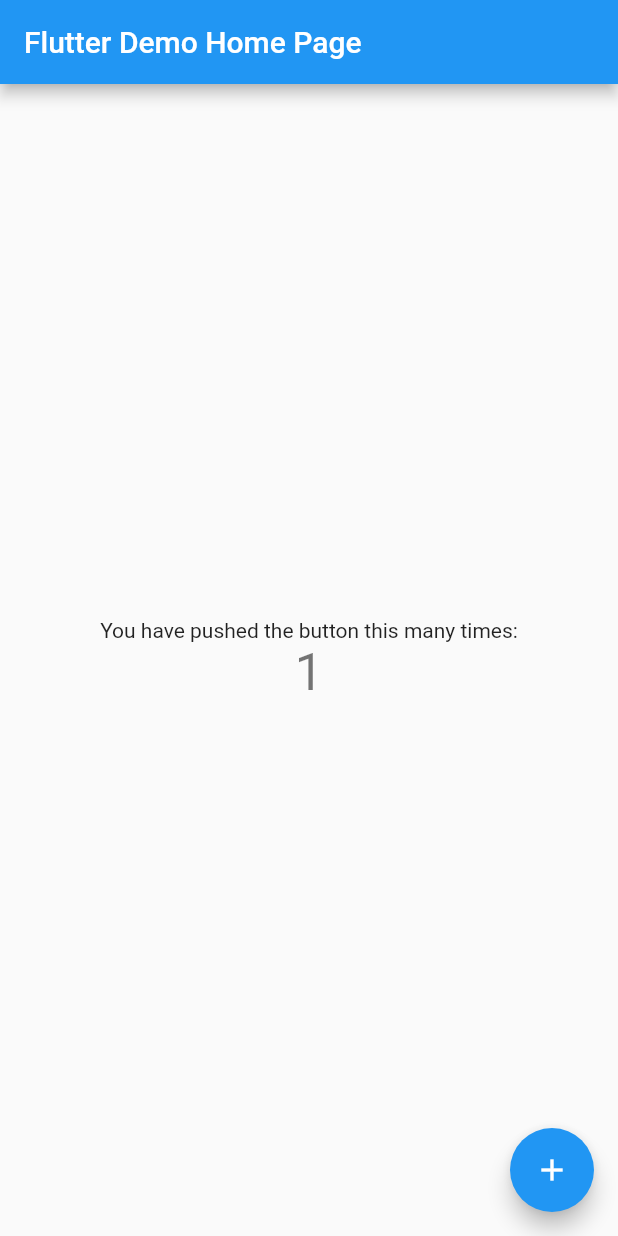
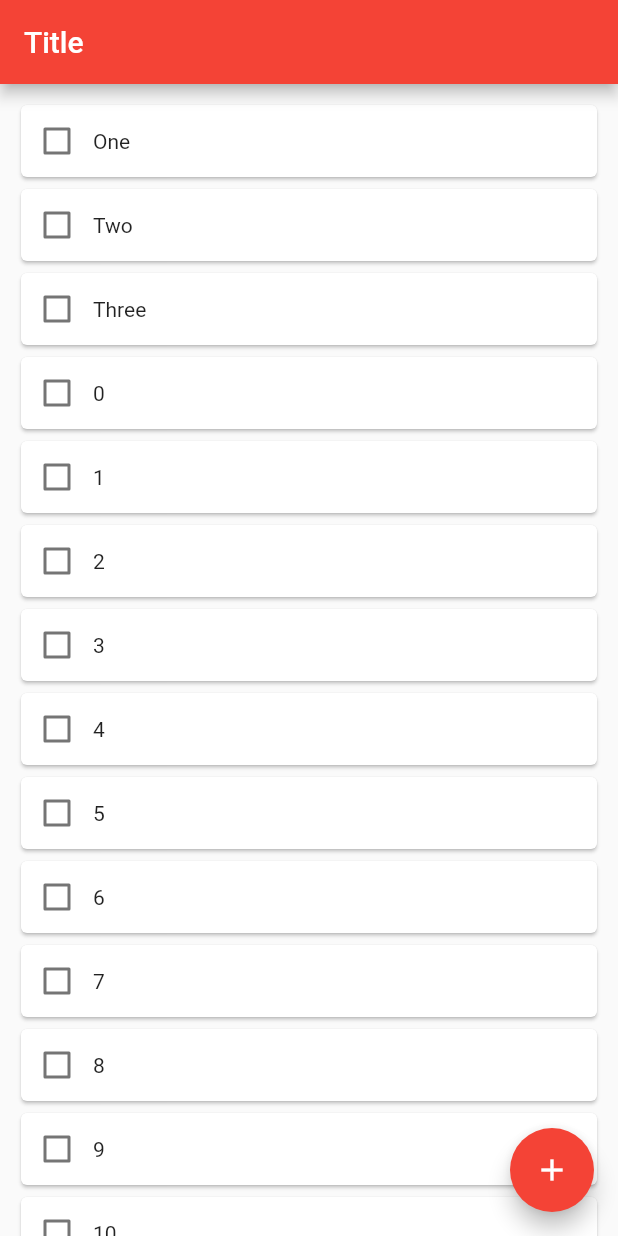
Before and after one commit to samyak039/flutter_todo, a Flutter app: the screen it shows after launch, after a tap on the "add" icon, on a phone screen of 412 x 824 dp. Run offline on Flutter 3.47's test engine with Material 2 defaults, Android fonts, the phone set to English and light mode, and no system bars.

Commit message:
initial setup

```diff
--- /dev/null
+++ b/lib/data/todo.dart
@@ -0,0 +1,16 @@
+class Todo {
+  bool isDone = false;
+  String task;
+
+  Todo({
+    required this.task,
+  });
+
+  void toggleStatus() {
+    if (isDone) {
+      isDone = false;
+    } else {
+      isDone = true;
+    }
+  }
+}
--- a/lib/main.dart
+++ b/lib/main.dart
@@ -1,4 +1,6 @@
 import 'package:flutter/material.dart';
+
+import './screens/home_screen.dart';
 
 void main() {
   runApp(const MyApp());
@@ -7,109 +9,14 @@ void main() {
 class MyApp extends StatelessWidget {
   const MyApp({super.key});
 
-  // This widget is the root of your application.
   @override
   Widget build(BuildContext context) {
     return MaterialApp(
-      title: 'Flutter Demo',
+      title: 'ToDo',
       theme: ThemeData(
-        // This is the theme of your application.
-        //
-        // Try running your application with "flutter run". You'll see the
-        // application has a blue toolbar. Then, without quitting the app, try
-        // changing the primarySwatch below to Colors.green and then invoke
-        // "hot reload" (press "r" in the console where you ran "flutter run",
-        // or simply save your changes to "hot reload" in a Flutter IDE).
-        // Notice that the counter didn't reset back to zero; the application
-        // is not restarted.
-        primarySwatch: Colors.blue,
+        primarySwatch: Colors.red,
       ),
-      home: const MyHomePage(title: 'Flutter Demo Home Page'),
+      home: const HomeScreen(),
     );
   }
 }
-
-class MyHomePage extends StatefulWidget {
-  const MyHomePage({super.key, required this.title});
-
-  // This widget is the home page of your application. It is stateful, meaning
-  // that it has a State object (defined below) that contains fields that affect
-  // how it looks.
-
-  // This class is the configuration for the state. It holds the values (in this
-  // case the title) provided by the parent (in this case the App widget) and
-  // used by the build method of the State. Fields in a Widget subclass are
-  // always marked "final".
-
-  final String title;
-
-  @override
-  State<MyHomePage> createState() => _MyHomePageState();
-}
-
-class _MyHomePageState extends State<MyHomePage> {
-  int _counter = 0;
-
-  void _incrementCounter() {
-    setState(() {
-      // This call to setState tells the Flutter framework that something has
-      // changed in this State, which causes it to rerun the build method below
-      // so that the display can reflect the updated values. If we changed
-      // _counter without calling setState(), then the build method would not be
-      // called again, and so nothing would appear to happen.
-      _counter++;
-    });
-  }
-
-  @override
-  Widget build(BuildContext context) {
-    // This method is rerun every time setState is called, for instance as done
-    // by the _incrementCounter method above.
-    //
-    // The Flutter framework has been optimized to make rerunning build methods
-    // fast, so that you can just rebuild anything that needs updating rather
-    // than having to individually change instances of widgets.
-    return Scaffold(
-      appBar: AppBar(
-        // Here we take the value from the MyHomePage object that was created by
-        // the App.build method, and use it to set our appbar title.
-        title: Text(widget.title),
-      ),
-      body: Center(
-        // Center is a layout widget. It takes a single child and positions it
-        // in the middle of the parent.
-        child: Column(
-          // Column is also a layout widget. It takes a list of children and
-          // arranges them vertically. By default, it sizes itself to fit its
-          // children horizontally, and tries to be as tall as its parent.
-          //
-          // Invoke "debug painting" (press "p" in the console, choose the
-          // "Toggle Debug Paint" action from the Flutter Inspector in Android
-          // Studio, or the "Toggle Debug Paint" command in Visual Studio Code)
-          // to see the wireframe for each widget.
-          //
-          // Column has various properties to control how it sizes itself and
-          // how it positions its children. Here we use mainAxisAlignment to
-          // center the children vertically; the main axis here is the vertical
-          // axis because Columns are vertical (the cross axis would be
-          // horizontal).
-          mainAxisAlignment: MainAxisAlignment.center,
-          children: <Widget>[
-            const Text(
-              'You have pushed the button this many times:',
-            ),
-            Text(
-              '$_counter',
-              style: Theme.of(context).textTheme.headline4,
-            ),
-          ],
-        ),
-      ),
-      floatingActionButton: FloatingActionButton(
-        onPressed: _incrementCounter,
-        tooltip: 'Increment',
-        child: const Icon(Icons.add),
-      ), // This trailing comma makes auto-formatting nicer for build methods.
-    );
-  }
-}
--- /dev/null
+++ b/lib/screens/home_screen.dart
@@ -0,0 +1,56 @@
+import 'package:flutter/material.dart';
+
+import '../data/todo.dart';
+import '../ui/todo_card.dart';
+
+class HomeScreen extends StatefulWidget {
+  const HomeScreen({Key? key}) : super(key: key);
+
+  @override
+  State<HomeScreen> createState() => _HomeScreenState();
+}
+
+class _HomeScreenState extends State<HomeScreen> {
+  List<Todo> todoList = [];
+
+  void _addTask() {
+    print('<< FAB Pressed');
+  }
+
+  @override
+  Widget build(BuildContext context) {
+    List<Todo> todoList = [
+      Todo(task: 'One'),
+      Todo(task: 'Two'),
+      Todo(task: 'Three'),
+    ];
+    for (int i = 0; i < 100; i++) {
+      final task = Todo(task: '$i');
+      todoList.add(task);
+    }
+    return SafeArea(
+      child: Scaffold(
+        appBar: AppBar(
+          title: const Text(
+            'Title',
+          ),
+        ),
+        body: Center(
+          child: ListView.builder(
+            padding: const EdgeInsets.all(10),
+            itemCount: todoList.length,
+            itemBuilder: ((context, index) {
+              print('>> index: $index');
+              return TodoCard(todo: todoList[index]);
+            }),
+          ),
+        ),
+        floatingActionButton: FloatingActionButton(
+          onPressed: _addTask,
+          tooltip: 'FAB Pressed',
+          child: const Icon(Icons.add),
+        ),
+      ),
+    );
+  }
+}
--- /dev/null
+++ b/lib/ui/todo_card.dart
@@ -0,0 +1,35 @@
+import 'package:flutter/material.dart';
+import 'package:todo/data/todo.dart';
+
+class TodoCard extends StatelessWidget {
+  final Todo todo;
+
+  const TodoCard({
+    Key? key,
+    required this.todo,
+  }) : super(key: key);
+
+  @override
+  Widget build(BuildContext context) {
+    // TODO: make a beautiful card
+    return Card(
+      child: Row(
+        children: [
+          /* CheckboxListTile(
+              value: true,
+              onChanged: (_) {
+                todo.toggleStatus();
+              }) */
+          Checkbox(
+            value: todo.isDone,
+            onChanged: (value) {
+              todo.isDone = value as bool;
+              // todo.toggleStatus();
+            },
+          ),
+          Text(todo.task),
+        ],
+      ),
+    );
+  }
+}
```
